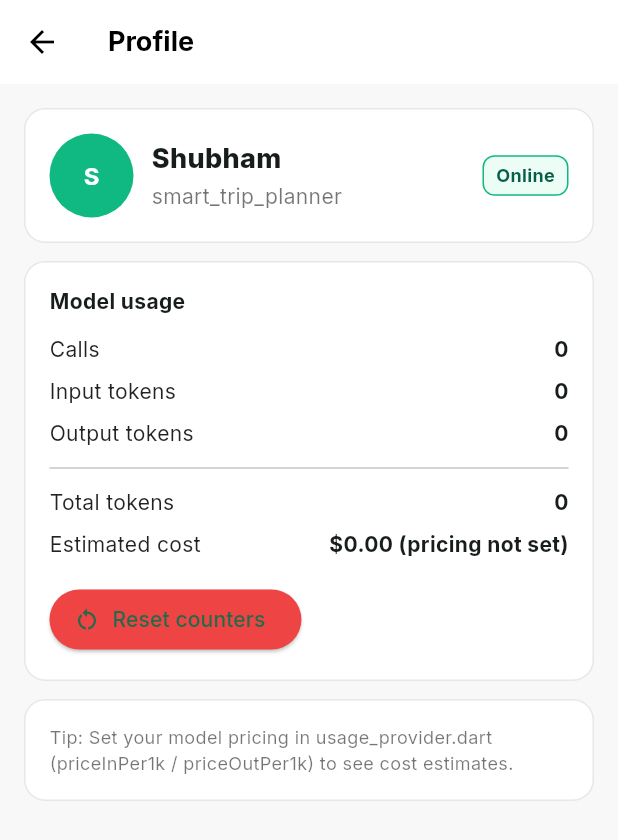
After one commit to Saurabh-Vishwakarmaa/smart_trip_planner_flutter, a Flutter app: the screen it shows after launch, after a tap on an icon or button, on a phone screen of 412 x 824 dp. The commit adds this screen. Shown: the top 840 px of the screen. Run offline on Flutter 3.47's test engine with Material 3 defaults, Android fonts, the phone set to English and light mode, and no system bars; our stand-ins replace connectivity_plus, flutter_riverpod, google_fonts, google_generative_ai, hive_flutter; accounts and stored records are empty.

Commit message:
fixed elements that were causing error

```diff
--- a/lib/presentation/provider/agent_provider.dart
+++ b/lib/presentation/provider/agent_provider.dart
@@ -1,10 +1,10 @@
-
 import 'dart:isolate';
 import 'dart:convert';
 import 'package:flutter_riverpod/flutter_riverpod.dart';
 import 'package:flutter_riverpod/legacy.dart';
 import 'package:smart_trip_planner_flutter/data/services/agent_isolate.dart';
 import 'package:smart_trip_planner_flutter/presentation/provider/connectivity_provider.dart';
+import 'package:smart_trip_planner_flutter/presentation/provider/usage_provider.dart';
 
 class AgentResult {
   AgentResult({required this.itinerary, required this.tokens, required this.aux});
--- /dev/null
+++ b/lib/presentation/provider/usage_provider.dart
@@ -0,0 +1,68 @@
+import 'package:flutter_riverpod/flutter_riverpod.dart';
+import 'package:flutter_riverpod/legacy.dart';
+
+class UsageStats {
+  final int inputTokens;
+  final int outputTokens;
+  final int cachedTokens;
+  final int calls;
+  final double costUsd;
+
+  const UsageStats({
+    this.inputTokens = 0,
+    this.outputTokens = 0,
+    this.cachedTokens = 0,
+    this.calls = 0,
+    this.costUsd = 0,
+  });
+
+  int get totalTokens => inputTokens + outputTokens;
+
+  UsageStats copyWith({
+    int? inputTokens,
+    int? outputTokens,
+    int? cachedTokens,
+    int? calls,
+    double? costUsd,
+  }) {
+    return UsageStats(
+      inputTokens: inputTokens ?? this.inputTokens,
+      outputTokens: outputTokens ?? this.outputTokens,
+      cachedTokens: cachedTokens ?? this.cachedTokens,
+      calls: calls ?? this.calls,
+      costUsd: costUsd ?? this.costUsd,
+    );
+  }
+
+  static const zero = UsageStats();
+}
+
+class UsageNotifier extends StateNotifier<UsageStats> {
+  UsageNotifier({this.priceInPer1k = 0.0, this.priceOutPer1k = 0.0}) : super(UsageStats.zero);
+
+  // Set your model pricing here (USD per 1K tokens)
+  final double priceInPer1k;   // e.g., 0.50
+  final double priceOutPer1k;  // e.g., 1.50
+
+  void addCall({int input = 0, int output = 0, int cached = 0}) {
+    final current = state;
+    final cost = (input / 1000.0) * priceInPer1k + (output / 1000.0) * priceOutPer1k;
+    state = current.copyWith(
+      inputTokens: current.inputTokens + input,
+      outputTokens: current.outputTokens + output,
+      cachedTokens: current.cachedTokens + cached,
+      calls: current.calls + 1,
+      costUsd: double.parse((current.costUsd + cost).toStringAsFixed(4)),
+    );
+  }
+
+  void reset() => state = UsageStats.zero;
+}
+
+final usageProvider = StateNotifierProvider<UsageNotifier, UsageStats>(
+  (ref) => UsageNotifier(
+    // Set pricing if you want costs; keep 0 for “token-only” display
+    priceInPer1k: 0.0,
+    priceOutPer1k: 0.0,
+  ),
+);
--- a/lib/presentations/screens/echo_screen.dart
+++ b/lib/presentations/screens/echo_screen.dart
@@ -6,6 +6,7 @@ import 'package:url_launcher/url_launcher.dart';
 import 'package:smart_trip_planner_flutter/data/local/local_store.dart';
 import 'package:smart_trip_planner_flutter/presentation/provider/connectivity_provider.dart';
 import 'package:smart_trip_planner_flutter/presentation/provider/agent_provider.dart';
+import 'package:smart_trip_planner_flutter/presentations/screens/profile_screen.dart';
 
 class AgentScreen extends ConsumerStatefulWidget {
   const AgentScreen({super.key});
@@ -52,13 +53,17 @@ class _AgentScreenState extends ConsumerState<AgentScreen> {
                 onPressed: () => ref.invalidate(agentStateProvider),
               )
             : null,
-        actions: const [
+        actions: [
           Padding(
-            padding: EdgeInsets.only(right: 12),
-            child: CircleAvatar(
-              radius: 18,
-              backgroundColor: Color(0xFF10B981),
-              child: Text('S', style: TextStyle(color: Colors.white, fontWeight: FontWeight.w700)),
+            padding: const EdgeInsets.only(right: 12),
+            child: InkWell(
+              borderRadius: BorderRadius.circular(20),
+              onTap: () => Navigator.of(context).push(MaterialPageRoute(builder: (_) => const ProfileScreen())),
+              child: const CircleAvatar(
+                radius: 18,
+                backgroundColor: Color(0xFF10B981),
+                child: Text('S', style: TextStyle(color: Colors.white, fontWeight: FontWeight.w700)),
+              ),
             ),
           ),
         ],
@@ -234,7 +239,7 @@ class _AgentScreenState extends ConsumerState<AgentScreen> {
   }
 }
 
-// Home screen (prompt) like mock
+// Home screen
 class _HomePrompt extends StatelessWidget {
   const _HomePrompt({required this.controller, required this.onCreatePressed, required this.isOnline, required this.savedTrips, required this.onOpenSaved});
   final TextEditingController controller;
@@ -308,7 +313,7 @@ class _HomePrompt extends StatelessWidget {
         margin: const EdgeInsets.only(bottom: 8),
         padding: const EdgeInsets.symmetric(horizontal: 12, vertical: 12),
         decoration: BoxDecoration(color: Colors.white, borderRadius: BorderRadius.circular(20), border: Border.all(color: const Color(0xFFE5E7EB))),
-        child: Row(children: [const Icon(Icons.circle, size: 10, color: Color(0xFF34D399)), const SizedBox(width: 8), Expanded(child: Text(text))]),
+        child: Row(children: [const Icon(Icons.circle, size: 10, color: Color(0xFF34D399)), const SizedBox(width: 8), Expanded(child: Text(text)),GestureDetector(child: Icon(Icons.delete))]),
       );
 }
 
--- /dev/null
+++ b/lib/presentations/screens/profile_screen.dart
@@ -0,0 +1,102 @@
+import 'package:flutter/material.dart';
+import 'package:flutter_riverpod/flutter_riverpod.dart';
+import 'package:smart_trip_planner_flutter/presentation/provider/connectivity_provider.dart';
+import 'package:smart_trip_planner_flutter/presentation/provider/usage_provider.dart';
+
+class ProfileScreen extends ConsumerWidget {
+  const ProfileScreen({super.key});
+
+  @override
+  Widget build(BuildContext context, WidgetRef ref) {
+    final online = ref.watch(onlineProvider);
+    final usage = ref.watch(usageProvider);
+
+    return Scaffold(
+      appBar: AppBar(title: const Text('Profile')),
+      body: ListView(
+        padding: const EdgeInsets.all(16),
+        children: [
+          // Header
+          Container(
+            padding: const EdgeInsets.all(16),
+            decoration: _cardDecoration(),
+            child: Row(
+              children: [
+                const CircleAvatar(radius: 28, backgroundColor: Color(0xFF10B981), child: Text('S', style: TextStyle(color: Colors.white, fontWeight: FontWeight.w700))),
+                const SizedBox(width: 12),
+                Expanded(
+                  child: Column(crossAxisAlignment: CrossAxisAlignment.start, children: const [
+                    Text('Shubham', style: TextStyle(fontSize: 18, fontWeight: FontWeight.w800)),
+                    SizedBox(height: 2),
+                    Text('smart_trip_planner', style: TextStyle(color: Colors.black54)),
+                  ]),
+                ),
+                Container(
+                  padding: const EdgeInsets.symmetric(horizontal: 8, vertical: 4),
+                  decoration: BoxDecoration(
+                    color: online ? const Color(0xFFECFDF5) : const Color(0xFFFFF7ED),
+                    borderRadius: BorderRadius.circular(8),
+                    border: Border.all(color: online ? const Color(0xFF10B981) : const Color(0xFFF59E0B)),
+                  ),
+                  child: Text(online ? 'Online' : 'Offline', style: TextStyle(fontSize: 12, color: online ? const Color(0xFF065F46) : const Color(0xFF92400E), fontWeight: FontWeight.w700)),
+                ),
+              ],
+            ),
+          ),
+          const SizedBox(height: 12),
+          // Usage summary
+          Container(
+            padding: const EdgeInsets.all(16),
+            decoration: _cardDecoration(),
+            child: Column(crossAxisAlignment: CrossAxisAlignment.start, children: [
+              const Text('Model usage', style: TextStyle(fontWeight: FontWeight.w700)),
+              const SizedBox(height: 8),
+              _kv('Calls', usage.calls.toString()),
+              _kv('Input tokens', usage.inputTokens.toString()),
+              _kv('Output tokens', usage.outputTokens.toString()),
+              if (usage.cachedTokens > 0) _kv('Cached tokens', usage.cachedTokens.toString()),
+              const Divider(height: 18),
+              _kv('Total tokens', usage.totalTokens.toString()),
+              _kv('Estimated cost', usage.costUsd == 0 ? '\$0.00 (pricing not set)' : '\$${usage.costUsd.toStringAsFixed(4)}'),
+              const SizedBox(height: 12),
+              Row(
+                children: [
+                  ElevatedButton.icon(
+                    onPressed: () => ref.read(usageProvider.notifier).reset(),
+                    icon: const Icon(Icons.restart_alt, size: 18),
+                    label: const Text('Reset counters'),
+                    style: ElevatedButton.styleFrom(backgroundColor: const Color(0xFFEF4444)),
+                  ),
+                ],
+              ),
+            ]),
+          ),
+          const SizedBox(height: 12),
+          // Help
+          Container(
+            padding: const EdgeInsets.all(16),
+            decoration: _cardDecoration(),
+            child: const Text(
+              'Tip: Set your model pricing in usage_provider.dart (priceInPer1k / priceOutPer1k) to see cost estimates.',
+              style: TextStyle(fontSize: 12, color: Colors.black54),
+            ),
+          ),
+        ],
+      ),
+    );
+  }
+
+  BoxDecoration _cardDecoration() => BoxDecoration(
+        color: Colors.white,
+        borderRadius: BorderRadius.circular(14),
+        border: Border.all(color: const Color(0xFFE5E7EB)),
+      );
+
+  Widget _kv(String k, String v) => Padding(
+        padding: const EdgeInsets.symmetric(vertical: 4),
+        child: Row(children: [
+          Expanded(child: Text(k, style: const TextStyle(color: Colors.black87))),
+          Text(v, style: const TextStyle(fontWeight: FontWeight.w700)),
+        ]),
+      );
+}
--- a/pubspec.yaml
+++ b/pubspec.yaml
@@ -38,6 +38,7 @@ dependencies:
   hive_flutter: ^1.1.0
   http: ^1.5.0
   isar: ^3.1.0+1
+  mocktail: ^1.0.4
   url_launcher: ^6.3.2
   uuid: ^4.5.1
 
```
Also changed, not shown: pubspec.lock.
